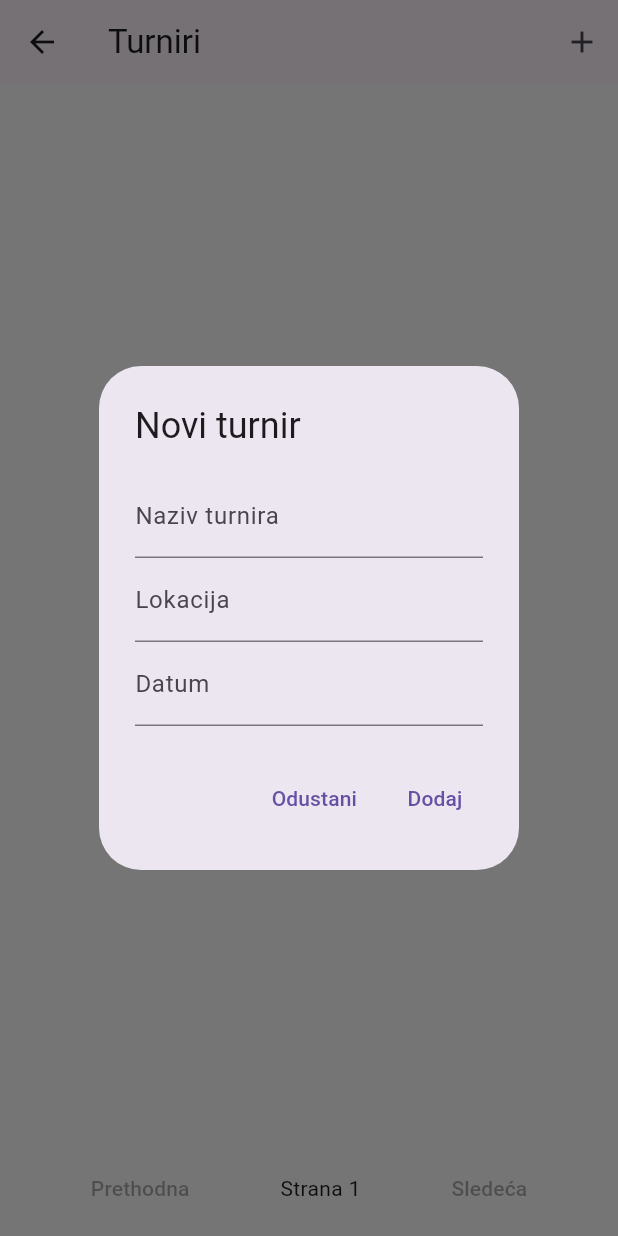
After one commit to lazarrr/karateApp, a Flutter app: the TournamentsPage screen opened directly, after a tap on the "add" icon, on a phone screen of 412 x 824 dp. The commit adds this screen. Run offline on Flutter 3.47's test engine with Material 3 defaults, Android fonts, the phone set to English and light mode, and no system bars; our stand-ins replace flutter_bloc, sqflite, table_calendar; accounts and stored records are empty.

Commit message:
tournaments page

```diff
--- a/lib/src/core/main_navigation.dart
+++ b/lib/src/core/main_navigation.dart
@@ -4,6 +4,7 @@ import 'package:karate_club_app/src/features/attendance/attendance_bloc.dart';
 import 'package:karate_club_app/src/features/attendance/attendance_bloc_event.dart';
 import 'package:karate_club_app/src/features/attendance/attendance_page.dart';
 import 'package:karate_club_app/src/features/members/members_page.dart';
+import 'package:karate_club_app/src/features/turnament/tournament_page.dart';
 
 class MainNavigation extends StatefulWidget {
   const MainNavigation({super.key});
@@ -18,6 +19,7 @@ class _MainNavigationState extends State<MainNavigation> {
   final List<Widget> _pages = [
     const MembersPage(),
     const AttendancePage(),
+    const TournamentsPage()
   ];
 
   @override
@@ -40,6 +42,7 @@ class _MainNavigationState extends State<MainNavigation> {
           BottomNavigationBarItem(icon: Icon(Icons.people), label: 'Članovi'),
           BottomNavigationBarItem(
               icon: Icon(Icons.calendar_today), label: 'Prisustva'),
+          BottomNavigationBarItem(icon: Icon(Icons.flag), label: 'Turniri'),
         ],
       ),
     );
--- /dev/null
+++ b/lib/src/features/turnament/tournament_bloc_event.dart
@@ -0,0 +1,38 @@
+import 'package:karate_club_app/src/models/turnament.dart';
+
+/// Base class for all tournament‑related events
+abstract class TournamentsEvent {}
+
+/// Load a (paged) list of tournaments, optionally filtered by name/location
+class LoadTournaments extends TournamentsEvent {
+  final int offset;
+  final int limit;
+  final String term; // search term for name or location
+
+  LoadTournaments({
+    this.offset = 0,
+    this.limit = 5,
+    this.term = '',
+  });
+}
+
+/// Ask the repository for the total number of tournaments
+class GetTotalCountOfTournaments extends TournamentsEvent {}
+
+/// Insert a new tournament
+class AddTournament extends TournamentsEvent {
+  final Tournament tournament;
+  AddTournament(this.tournament);
+}
+
+/// Update an existing tournament
+class UpdateTournament extends TournamentsEvent {
+  final Tournament tournament;
+  UpdateTournament(this.tournament);
+}
+
+/// Delete a tournament by its ID
+class DeleteTournament extends TournamentsEvent {
+  final int tournamentId;
+  DeleteTournament(this.tournamentId);
+}
--- /dev/null
+++ b/lib/src/features/turnament/tournament_bloc_state.dart
@@ -0,0 +1,33 @@
+import 'package:karate_club_app/src/models/turnament.dart';
+
+/// Base class for all tournament states
+abstract class TournamentsState {
+  final List<Tournament> tournaments;
+  TournamentsState(this.tournaments);
+}
+
+/* ─────────────  Common lifecycle states  ───────────── */
+
+class TournamentsInitial extends TournamentsState {
+  TournamentsInitial() : super(const []);
+}
+
+class TournamentsLoading extends TournamentsState {
+  TournamentsLoading(super.current);
+}
+
+class TournamentsLoaded extends TournamentsState {
+  TournamentsLoaded(super.tournaments);
+}
+
+/* ─────────────  Auxiliary states  ───────────── */
+
+class TotalCountOfTournaments extends TournamentsState {
+  final int count;
+  TotalCountOfTournaments(this.count) : super(const []);
+}
+
+class TournamentsError extends TournamentsState {
+  final String message;
+  TournamentsError(this.message) : super(const []);
+}
--- /dev/null
+++ b/lib/src/features/turnament/tournament_page.dart
@@ -0,0 +1,303 @@
+import 'package:flutter/material.dart';
+import 'package:flutter_bloc/flutter_bloc.dart';
+import 'package:intl/intl.dart'; // <‑‑ for nice date formatting
+import 'package:karate_club_app/src/features/turnament/tournament_bloc_event.dart';
+import 'package:karate_club_app/src/features/turnament/tournament_bloc_state.dart';
+import 'package:karate_club_app/src/features/turnament/tournametn_bloc.dart';
+import 'package:karate_club_app/src/features/turnament/widgets/add_members_to_tournaments.dart';
+import 'package:karate_club_app/src/models/turnament.dart';
+
+class TournamentsPage extends StatelessWidget {
+  const TournamentsPage({super.key});
+
+  @override
+  Widget build(BuildContext context) {
+    return Scaffold(
+      appBar: AppBar(
+        title: const Text('Turniri'),
+        actions: [
+          IconButton(
+            icon: const Icon(Icons.add),
+            onPressed: () => _showAddTournamentDialog(context),
+          )
+        ],
+      ),
+      body: const _TournamentsList(),
+    );
+  }
+
+  /* ───────────────────────────────── Add‑dialog ─────────────────────────── */
+
+  void _showAddTournamentDialog(BuildContext context,
+      {Tournament? tournament}) {
+    final nameCtrl = TextEditingController(text: tournament?.name ?? '');
+    final locationCtrl =
+        TextEditingController(text: tournament?.location ?? '');
+    final dateCtrl = TextEditingController(
+        text: tournament != null ? _fmt(tournament.date) : '');
+
+    showDialog(
+      context: context,
+      builder: (ctx) => AlertDialog(
+        title: Text(tournament == null ? 'Novi turnir' : 'Izmeni turnir'),
+        content: SingleChildScrollView(
+          child: Column(
+            mainAxisSize: MainAxisSize.min,
+            children: [
+              TextField(
+                controller: nameCtrl,
+                decoration: const InputDecoration(labelText: 'Naziv turnira'),
+              ),
+              TextField(
+                controller: locationCtrl,
+                decoration: const InputDecoration(labelText: 'Lokacija'),
+              ),
+              /* date picker */
+              GestureDetector(
+                onTap: () async {
+                  final d = await showDatePicker(
+                    context: ctx,
+                    initialDate: tournament?.date ?? DateTime.now(),
+                    firstDate: DateTime(2000),
+                    lastDate: DateTime.now().add(const Duration(days: 365 * 2)),
+                  );
+                  if (d != null) dateCtrl.text = _fmt(d);
+                },
+                child: AbsorbPointer(
+                  child: TextField(
+                    controller: dateCtrl,
+                    decoration: const InputDecoration(
+                      labelText: 'Datum',
+                      hintText: 'Izaberite datum',
+                    ),
+                  ),
+                ),
+              ),
+            ],
+          ),
+        ),
+        actions: [
+          TextButton(
+            onPressed: () => Navigator.pop(ctx),
+            child: const Text('Odustani'),
+          ),
+          TextButton(
+            onPressed: () {
+              if ([nameCtrl, locationCtrl, dateCtrl]
+                  .any((c) => c.text.trim().isEmpty)) {
+                ScaffoldMessenger.of(ctx).showSnackBar(
+                  const SnackBar(content: Text('Sva polja su obavezna!')),
+                );
+                return;
+              }
+
+              final tour = Tournament(
+                id: tournament?.id ?? DateTime.now().millisecondsSinceEpoch,
+                name: nameCtrl.text.trim(),
+                location: locationCtrl.text.trim(),
+                date: DateTime.parse(dateCtrl.text),
+              );
+
+              if (tournament == null) {
+                ctx.read<TournamentsBloc>().add(AddTournament(tour));
+              } else {
+                ctx.read<TournamentsBloc>().add(UpdateTournament(tour));
+              }
+              ctx.read<TournamentsBloc>().add(GetTotalCountOfTournaments());
+              ctx.read<TournamentsBloc>().add(LoadTournaments());
+              Navigator.pop(ctx);
+            },
+            child: Text(tournament == null ? 'Dodaj' : 'Sačuvaj'),
+          ),
+        ],
+      ),
+    );
+  }
+
+  String _fmt(DateTime d) => DateFormat('yyyy-MM-dd').format(d);
+}
+
+/* ───────────────────────────── List & pagination ────────────────────────── */
+
+class _TournamentsList extends StatefulWidget {
+  const _TournamentsList();
+
+  @override
+  State<_TournamentsList> createState() => _TournamentsListState();
+}
+
+class _TournamentsListState extends State<_TournamentsList> {
+  List<Tournament> _tournaments = [];
+  int _offset = 0;
+  static const _pageSize = 8;
+  int _total = 0;
+
+  @override
+  void initState() {
+    super.initState();
+    final bloc = context.read<TournamentsBloc>();
+    bloc.add(GetTotalCountOfTournaments());
+    bloc.add(LoadTournaments(offset: _offset, limit: _pageSize));
+
+    bloc.stream.listen((state) {
+      if (state is TotalCountOfTournaments) {
+        setState(() => _total = state.count);
+      } else if (state is TournamentsLoaded) {
+        setState(() => _tournaments = state.tournaments);
+      } else if (state is TournamentsError) {
+        ScaffoldMessenger.of(context)
+            .showSnackBar(SnackBar(content: Text(state.message)));
+      }
+    });
+  }
+
+  @override
+  Widget build(BuildContext context) {
+    return Column(
+      children: [
+        Expanded(
+          child: ListView.builder(
+            itemCount: _tournaments.length,
+            itemBuilder: (ctx, i) {
+              final t = _tournaments[i];
+              return Card(
+                margin: const EdgeInsets.symmetric(horizontal: 8, vertical: 4),
+                child: ListTile(
+                  leading: const Icon(Icons.emoji_events),
+                  title: Text(t.name),
+                  subtitle: Text(
+                      '${t.location} – ${DateFormat('dd.MM.yyyy').format(t.date)}'),
+                  trailing: PopupMenuButton<int>(
+                    icon: const Icon(Icons.more_vert),
+                    itemBuilder: (context) => [
+                      const PopupMenuItem(
+                        value: 0,
+                        child: Row(
+                          children: [
+                            Icon(Icons.edit, color: Colors.blue),
+                            SizedBox(width: 8),
+                            Text('Izmeni'),
+                          ],
+                        ),
+                      ),
+                      const PopupMenuItem(
+                        value: 1,
+                        child: Row(
+                          children: [
+                            Icon(Icons.delete, color: Colors.red),
+                            SizedBox(width: 8),
+                            Text('Obriši'),
+                          ],
+                        ),
+                      ),
+                      const PopupMenuItem(
+                        value: 2,
+                        child: Row(
+                          children: [
+                            Icon(Icons.person, color: Colors.green),
+                            SizedBox(width: 8),
+                            Text('Dodaj učesnike'),
+                          ],
+                        ),
+                      )
+                    ],
+                    onSelected: (value) {
+                      if (value == 0) {
+                        // Call the dialog from the parent widget
+                        (context.findAncestorWidgetOfExactType<
+                                TournamentsPage>() as TournamentsPage)
+                            ._showAddTournamentDialog(context, tournament: t);
+                      } else if (value == 1) {
+                        showDialog(
+                          context: context,
+                          builder: (context) => AlertDialog(
+                            title: const Text('Da li ste sigurni?'),
+                            content: const Text(
+                                'Želite li da obrišete ovaj turnir?'),
+                            actions: [
+                              TextButton(
+                                onPressed: () => Navigator.pop(context),
+                                child: const Text('Odustani'),
+                              ),
+                              TextButton(
+                                onPressed: () {
+                                  Navigator.pop(context);
+                                  context
+                                      .read<TournamentsBloc>()
+                                      .add(DeleteTournament(t.id));
+                                },
+                                child: const Text('Obriši',
+                                    style: TextStyle(color: Colors.red)),
+                              ),
+                            ],
+                          ),
+                        );
+                      } else if (value == 2) {
+                        showDialog(
+                          context: context,
+                          builder: (context) => AlertDialog(
+                            contentPadding: EdgeInsets.zero,
+                            content: const SingleChildScrollView(
+                              child: SizedBox(
+                                  width: 330,
+                                  height: 540, // You can adjust this
+                                  child: AddMembersToTournament()),
+                            ),
+                            actions: [
+                              TextButton(
+                                onPressed: () => Navigator.pop(context),
+                                child: const Text('Zatvori'),
+                              ),
+                            ],
+                          ),
+                        );
+                      }
+                    },
+                  ),
+                  //  you can add edit/delete here later
+                ),
+              );
+            },
+          ),
+        ),
+        Padding(
+          padding: const EdgeInsets.symmetric(vertical: 8),
+          child: Row(
+            mainAxisAlignment: MainAxisAlignment.spaceEvenly,
+            children: [
+              TextButton(
+                onPressed: _offset > 0
+                    ? () {
+                        setState(() => _offset -= _pageSize);
+                        context.read<TournamentsBloc>().add(
+                              LoadTournaments(
+                                  offset: _offset, limit: _pageSize),
+                            );
+                      }
+                    : null,
+                child: const Text('Prethodna'),
+              ),
+              Text('Strana ${(_offset ~/ _pageSize) + 1}'),
+              TextButton(
+                onPressed: (_offset + _pageSize) < _total
+                    ? () {
+                        setState(() => _offset += _pageSize);
+                        context.read<TournamentsBloc>().add(
+                              LoadTournaments(
+                                  offset: _offset, limit: _pageSize),
+                            );
+                      }
+                    : null,
+                child: const Text('Sledeća'),
+              ),
+            ],
+          ),
+        ),
+      ],
+    );
+  }
+}
+
+/* ─────────────────────────────── Helpers ──────────────────────────────── */
+
+String _fmt(DateTime d) => DateFormat('yyyy-MM-dd').format(d);
--- /dev/null
+++ b/lib/src/features/turnament/tournament_repository.dart
@@ -0,0 +1,59 @@
+import 'package:karate_club_app/src/models/db/database_helper.dart';
+import 'package:karate_club_app/src/models/turnament.dart';
+import 'package:sqflite/sqflite.dart';
+
+class TournamentsRepository {
+  final DatabaseHelper dbHelper;
+  TournamentsRepository(this.dbHelper);
+
+  /* ─────────────────────────────  CRUD  ───────────────────────────── */
+
+  /// Add a new tournament
+  Future<int> insertTournament(Tournament tournament) async {
+    final db = await dbHelper.database;
+    return await db.insert('tournaments', tournament.toMap());
+  }
+
+  /// List tournaments with optional name/location search + pagination
+  Future<List<Tournament>> getAllTournaments(
+      {int offset = 0, int limit = 8, String term = ''}) async {
+    final db = await dbHelper.database;
+    final rows = await db.query(
+      'tournaments',
+      where: term.isNotEmpty ? 'name LIKE ? OR location LIKE ?' : null,
+      whereArgs: term.isNotEmpty ? ['%$term%', '%$term%'] : null,
+      orderBy: 'date DESC',
+      limit: limit,
+      offset: offset,
+    );
+    return rows.map(Tournament.fromMap).toList();
+  }
+
+  /// Update an existing tournament
+  Future<int> updateTournament(Tournament tournament) async {
+    final db = await dbHelper.database;
+    return await db.update(
+      'tournaments',
+      tournament.toMap(),
+      where: 'id = ?',
+      whereArgs: [tournament.id],
+    );
+  }
+
+  /// Delete a tournament
+  Future<int> deleteTournament(int id) async {
+    final db = await dbHelper.database;
+    return await db.delete(
+      'tournaments',
+      where: 'id = ?',
+      whereArgs: [id],
+    );
+  }
+
+  /// Count all tournaments (useful for pagination)
+  Future<int> getTotalCountOfTournaments() async {
+    final db = await dbHelper.database;
+    final res = await db.rawQuery('SELECT COUNT(*) AS count FROM tournaments');
+    return Sqflite.firstIntValue(res) ?? 0;
+  }
+}
--- /dev/null
+++ b/lib/src/features/turnament/tournametn_bloc.dart
@@ -0,0 +1,94 @@
+import 'package:flutter_bloc/flutter_bloc.dart';
+import 'package:karate_club_app/src/features/turnament/tournament_bloc_event.dart';
+import 'package:karate_club_app/src/features/turnament/tournament_bloc_state.dart';
+import 'package:karate_club_app/src/features/turnament/tournament_repository.dart';
+
+class TournamentsBloc extends Bloc<TournamentsEvent, TournamentsState> {
+  final TournamentsRepository repository;
+
+  TournamentsBloc(this.repository) : super(TournamentsInitial()) {
+    on<LoadTournaments>(_onLoadTournaments);
+    on<AddTournament>(_onAddTournament);
+    on<UpdateTournament>(_onUpdateTournament);
+    on<DeleteTournament>(_onDeleteTournament);
+    on<GetTotalCountOfTournaments>(_onGetTotalCount);
+  }
+
+  /* ──────────────────────────────  total count  ───────────────────────── */
+
+  Future<void> _onGetTotalCount(
+    GetTotalCountOfTournaments event,
+    Emitter<TournamentsState> emit,
+  ) async {
+    try {
+      final count = await repository.getTotalCountOfTournaments();
+      emit(TotalCountOfTournaments(count));
+    } catch (e) {
+      emit(TournamentsError('Failed to load total count of tournaments'));
+    }
+  }
+
+  /* ──────────────────────────────  load list  ─────────────────────────── */
+
+  Future<void> _onLoadTournaments(
+    LoadTournaments event,
+    Emitter<TournamentsState> emit,
+  ) async {
+    emit(TournamentsLoading(state.tournaments)); // maintain current list
+    try {
+      final list = await repository.getAllTournaments(
+        offset: event.offset,
+        limit: event.limit,
+        term: event.term,
+      );
+      emit(TournamentsLoaded(list));
+    } catch (e) {
+      emit(TournamentsError('Failed to load tournaments'));
+    }
+  }
+
+  /* ──────────────────────────────  add  ──────────────────────────────── */
+
+  Future<void> _onAddTournament(
+    AddTournament event,
+    Emitter<TournamentsState> emit,
+  ) async {
+    try {
+      await repository.insertTournament(event.tournament);
+      final list = await repository.getAllTournaments();
+      emit(TournamentsLoaded(list));
+    } catch (e) {
+      emit(TournamentsError('Failed to add tournament'));
+    }
+  }
+
+  /* ──────────────────────────────  update  ───────────────────────────── */
+
+  Future<void> _onUpdateTournament(
+    UpdateTournament event,
+    Emitter<TournamentsState> emit,
+  ) async {
+    try {
+      await repository.updateTournament(event.tournament);
+      final list = await repository.getAllTournaments();
+      emit(TournamentsLoaded(list));
+    } catch (e) {
+      emit(TournamentsError('Failed to update tournament'));
+    }
+  }
+
+  /* ──────────────────────────────  delete  ───────────────────────────── */
+
+  Future<void> _onDeleteTournament(
+    DeleteTournament event,
+    Emitter<TournamentsState> emit,
+  ) async {
+    try {
+      await repository.deleteTournament(event.tournamentId);
+      final list = await repository.getAllTournaments();
+      emit(TournamentsLoaded(list));
+    } catch (e) {
+      emit(TournamentsError('Failed to delete tournament'));
+    }
+  }
+}
--- /dev/null
+++ b/lib/src/models/turnament.dart
@@ -0,0 +1,44 @@
+class Tournament {
+  final int id;
+  final String name;
+  final String location;
+  final DateTime date;
+
+  Tournament({
+    required this.id,
+    required this.name,
+    required this.location,
+    required this.date,
+  });
+
+  Tournament copyWith({
+    int? id,
+    String? name,
+    String? location,
+    DateTime? date,
+  }) =>
+      Tournament(
+        id: id ?? this.id,
+        name: name ?? this.name,
+        location: location ?? this.location,
+        date: date ?? this.date,
+      );
+
+  Map<String, dynamic> toMap() {
+    return {
+      'id': id,
+      'name': name,
+      'location': location,
+      'date': date.toIso8601String(),
+    };
+  }
+
+  factory Tournament.fromMap(Map<String, dynamic> map) {
+    return Tournament(
+      id: map['id'] as int,
+      name: map['name'] as String,
+      location: map['location'] as String,
+      date: DateTime.parse(map['date'] as String),
+    );
+  }
+}
```
Also changed, not shown: lib/main.dart (+8 -0 lines), lib/src/features/turnament/widgets/add_members_to_tournaments.dart (added, +69 -0 lines), lib/src/models/db/database_helper.dart (+20 -1 lines).
